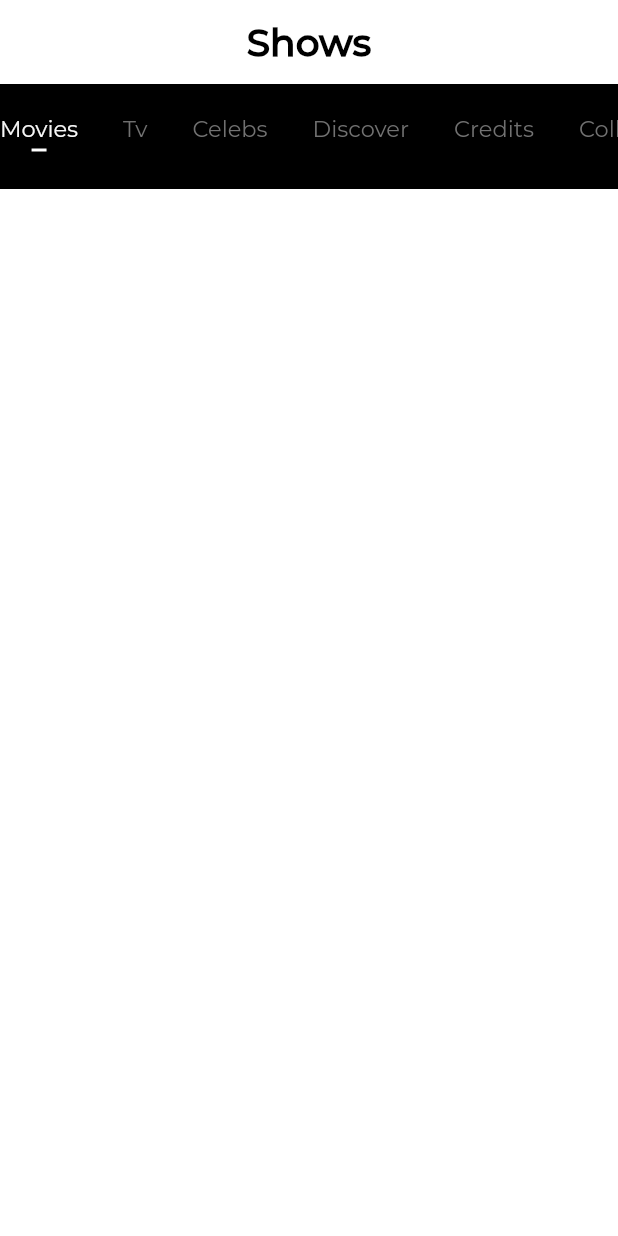
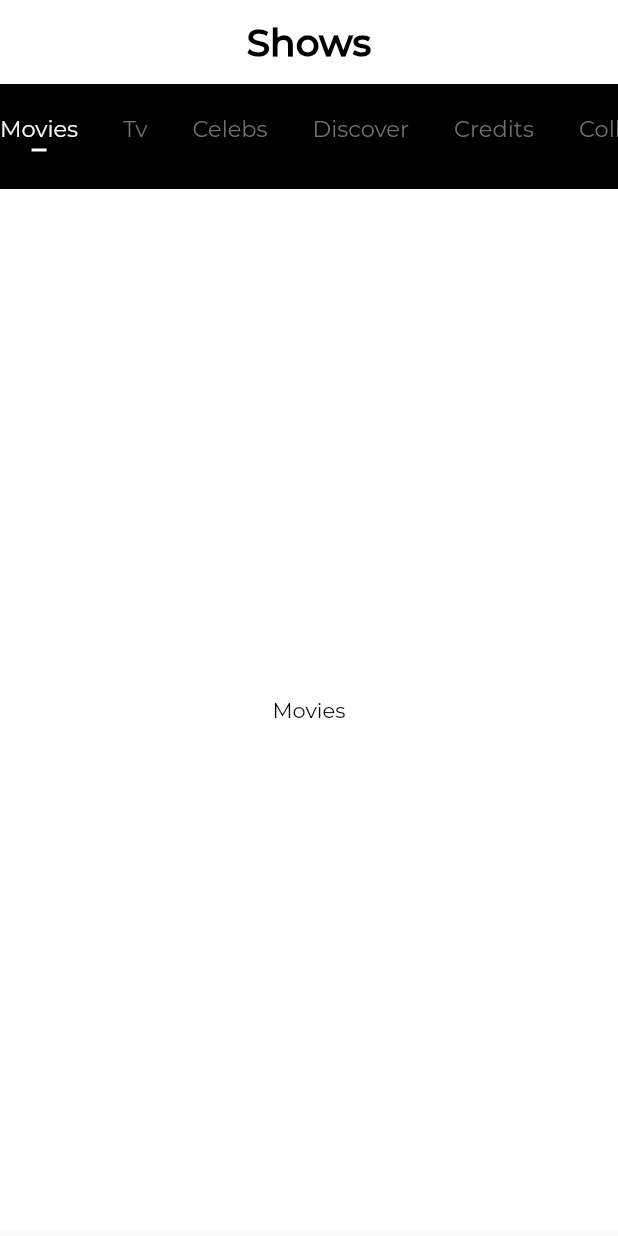
Before and after one commit to quinton11/Movies-App, a Flutter app: the screen it shows after launch, on a phone screen of 412 x 824 dp. Run offline on Flutter 3.47's test engine with Material 2 defaults, Android fonts, the phone set to English and light mode, and no system bars; missing offline and left inert: flutter_config; project files that could hold a hidden picture were left out.

```diff
--- a/lib/screens/HomePage.dart
+++ b/lib/screens/HomePage.dart
@@ -4,17 +4,23 @@ import '../widget/tabcontainer.dart';
 
 //import '../Icons/tmdb_icons.dart';
 
-class HomePage extends StatelessWidget {
+class HomePage extends StatefulWidget {
+  //create function which changes a variable to a specific index depending on what tab was clicked
+  @override
+  _HomePageState createState() => _HomePageState();
+}
+
+class _HomePageState extends State<HomePage> {
+  PageController controller = PageController(
+    initialPage: 0,
+  );
+
   @override
   Widget build(BuildContext context) {
     final height = MediaQuery.of(context).size.height;
     final width = MediaQuery.of(context).size.width;
     return Scaffold(
       appBar: AppBar(
-        /*leading: Icon(
-          Tmdb.music,
-          color: Colors.black,
-        ),*/
         backgroundColor: Colors.white,
         elevation: 10,
         centerTitle: true,
@@ -28,19 +34,103 @@ class HomePage extends StatelessWidget {
           ),
         ),
       ),
-      body: SingleChildScrollView(
+      body: Container(
+        width: width,
+        height: height,
+        child: Column(
+          children: [
+            BarContainer(
+              controller: controller,
+            ),
+            SingleChildScrollView(
               scrollDirection: Axis.vertical,
               child: Container(
                 width: width,
-          height: height,
+                height: height - 130,
                 decoration: BoxDecoration(
                   color: Colors.white,
                 ),
-          child: Column(
-            children: <Widget>[
-              TabContainer(),
+                child: PageView(
+                  physics: NeverScrollableScrollPhysics(),
+                  controller: controller,
+                  children: [
+                    Container(
+                      width: double.infinity,
+                      child: Center(
+                        child: Text(
+                          'Movies',
+                          style: TextStyle(
+                            color: Colors.black,
+                            fontFamily: 'Montserrat',
+                          ),
+                        ),
+                      ),
+                    ),
+                    Container(
+                      width: double.infinity,
+                      child: Center(
+                        child: Text(
+                          'Tv',
+                          style: TextStyle(
+                            color: Colors.black,
+                            fontFamily: 'Montserrat',
+                          ),
+                        ),
+                      ),
+                    ),
+                    Container(
+                      width: double.infinity,
+                      child: Center(
+                        child: Text(
+                          'Celebs',
+                          style: TextStyle(
+                            color: Colors.black,
+                            fontFamily: 'Montserrat',
+                          ),
+                        ),
+                      ),
+                    ),
+                    Container(
+                      width: double.infinity,
+                      child: Center(
+                        child: Text(
+                          'Discover',
+                          style: TextStyle(
+                            color: Colors.black,
+                            fontFamily: 'Montserrat',
+                          ),
+                        ),
+                      ),
+                    ),
+                    Container(
+                      width: double.infinity,
+                      child: Center(
+                        child: Text(
+                          'Credits',
+                          style: TextStyle(
+                            color: Colors.black,
+                            fontFamily: 'Montserrat',
+                          ),
+                        ),
+                      ),
+                    ),
+                    Container(
+                      width: double.infinity,
+                      child: Center(
+                        child: Text(
+                          'Collections',
+                          style: TextStyle(
+                            color: Colors.black,
+                            fontFamily: 'Montserrat',
+                          ),
+                        ),
+                      ),
+                    ),
                   ],
                 ),
+              ),
+            ),
+          ],
         ),
       ),
     );
--- a/lib/widget/tabcontainer.dart
+++ b/lib/widget/tabcontainer.dart
@@ -1,12 +1,17 @@
 import 'package:flutter/material.dart';
 
+class BarContainer extends StatefulWidget {
+  final controller;
 
-class TabContainer extends StatefulWidget {
+  BarContainer({
+    this.controller,
+  });
+
   @override
-  _TabContainerState createState() => _TabContainerState();
+  _BarContainerState createState() => _BarContainerState();
 }
 
-class _TabContainerState extends State<TabContainer> {
+class _BarContainerState extends State<BarContainer> {
   final color = Color.fromRGBO(222, 195, 122, 1);
   int selection = 0;
 
@@ -18,6 +23,17 @@ class _TabContainerState extends State<TabContainer> {
     'Credits',
     'Collections'
   ];
+
+  void changeselection(int index, controller) {
+    setState(() {
+      selection = index;
+    });
+    controller.animateToPage(
+      index,
+      duration: Duration(milliseconds: 500),
+      curve: Curves.easeIn,
+    );
+  }
 
   @override
   Widget build(BuildContext context) {
@@ -46,12 +62,10 @@ class _TabContainerState extends State<TabContainer> {
 
   GestureDetector buildTabElement(int index) {
     return GestureDetector(
-      onTap: (){
-        setState(() {
-          selection = index;
-        });
+      onTap: () {
+        changeselection(index, widget.controller);
       },
-          child: Container(
+      child: Container(
         height: 50,
         child: Column(
           children: <Widget>[
```
Lines whose indentation alone changed are shown as unchanged.
